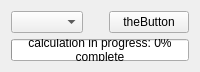
First picture: the form in gui/docks/falsecolordock_sel.ui, repository gerbilvis/gerbil, before the edit.
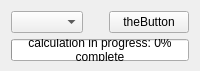
Second picture: the form after the edit.

Patch:
```diff
--- a/gui/docks/falsecolordock_sel.ui
+++ b/gui/docks/falsecolordock_sel.ui
@@ -11,6 +11,9 @@
    </rect>
   </property>
   <layout class="QVBoxLayout" name="verticalLayout_2">
+   <property name="bottomMargin">
+    <number>10</number>
+   </property>
    <item>
     <layout class="QHBoxLayout" name="horizontalLayout">
      <item>
```
